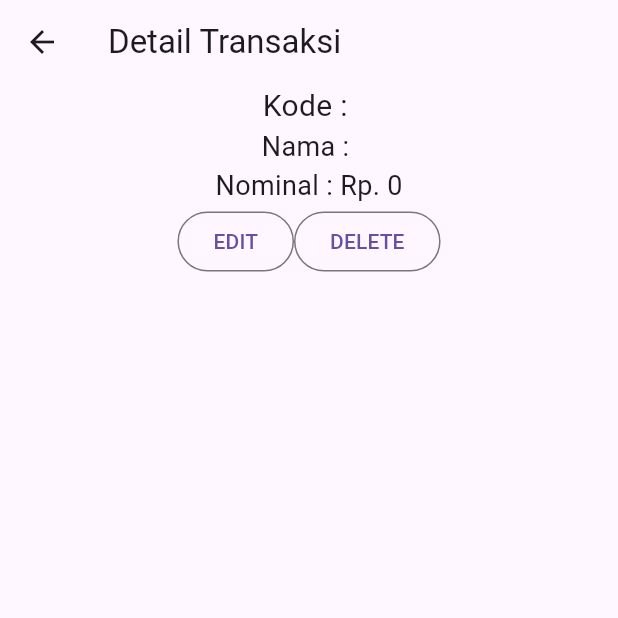
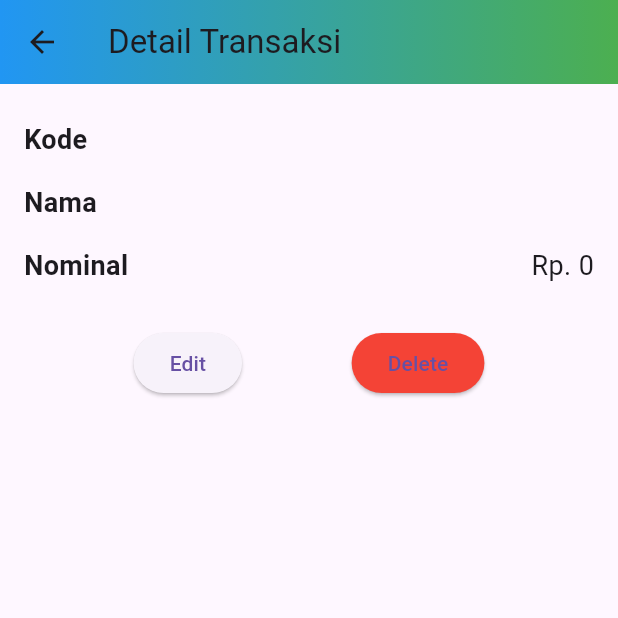
Before and after one commit to raffzhm/kasku, a Flutter app: the TransaksiDetail screen opened directly with empty values, on a phone screen of 412 x 824 dp, the top half of it. Run offline on Flutter 3.47's test engine with Material 3 defaults, Android fonts, the phone set to English and light mode, and no system bars; our stand-ins replace shared_preferences; accounts and stored records are empty.

Commit message:
update fix func

```diff
--- a/lib/ui/transaksi_detail.dart
+++ b/lib/ui/transaksi_detail.dart
@@ -6,104 +6,131 @@ import 'package:keuanganpribadi/ui/transaksi_page.dart';
 import 'package:keuanganpribadi/widget/warning_dialog.dart';
 
 class TransaksiDetail extends StatefulWidget {
-  Transaksi?  transaksi;
+  final Transaksi? transaksi;
 
   TransaksiDetail({Key? key, this.transaksi}) : super(key: key);
 
   @override
   _TransaksiDetailState createState() => _TransaksiDetailState();
-
 }
 
 class _TransaksiDetailState extends State<TransaksiDetail> {
-
   @override
   Widget build(BuildContext context) {
     return Scaffold(
       appBar: AppBar(
         title: const Text('Detail Transaksi'),
+        flexibleSpace: Container(
+          decoration: BoxDecoration(
+            gradient: LinearGradient(
+              begin: Alignment.centerLeft,
+              end: Alignment.centerRight,
+              colors: [
+                Colors.blue,
+                Colors.green,
+              ],
             ),
-      body: Center(
+          ),
+        ),
+      ),
+      body: Padding(
+        padding: const EdgeInsets.all(16.0),
         child: Column(
+          crossAxisAlignment: CrossAxisAlignment.start,
           children: [
-            Text(
-              "Kode : ${widget.transaksi!.kodeTransaksi}",
-              style: const TextStyle(fontSize: 20.0),
+            _buildDetailRow("Kode", widget.transaksi!.kodeTransaksi ?? ""),
+            _buildDetailRow("Nama", widget.transaksi!.namaTransaksi ?? ""),
+            _buildDetailRow(
+              "Nominal",
+              "Rp. ${widget.transaksi!.nominalTransaksi.toString()}",
             ),
-            Text(
-              "Nama : ${widget.transaksi!.namaTransaksi}",
-              style: const TextStyle(fontSize: 18.0),
-            ),
-            Text(
-              "Nominal : Rp. ${widget.transaksi!.nominalTransaksi.toString()}",
-              style: const TextStyle(fontSize: 18.0),
-            ),
-            _tombolHapusEdit()
+            const SizedBox(height: 20),
+            _buildActionButtons(),
           ],
         ),
       ),
     );
   }
 
-  Widget _tombolHapusEdit() {
+
+  Widget _buildDetailRow(String label, String value) {
+    return Padding(
+      padding: const EdgeInsets.symmetric(vertical: 8.0),
+      child: Row(
+        mainAxisAlignment: MainAxisAlignment.spaceBetween,
+        children: [
+          Text(
+            label,
+            style: const TextStyle(fontSize: 18.0, fontWeight: FontWeight.bold),
+          ),
+          Text(
+            value,
+            style: const TextStyle(fontSize: 18.0),
+          ),
+        ],
+      ),
+    );
+  }
+
+  Widget _buildActionButtons() {
     return Row(
-      mainAxisSize: MainAxisSize.min,
+      mainAxisAlignment: MainAxisAlignment.spaceEvenly,
       children: [
-        //Tombol Edit
-        OutlinedButton(
-            child: const Text("EDIT"),
+        ElevatedButton(
           onPressed: () {
             Navigator.push(
               context,
               MaterialPageRoute(
                 builder: (context) => TransaksiForm(
                   transaksi: widget.transaksi,
-                      )));
-            }),
-        //Tombol Hapus
-        OutlinedButton(
-            child: const Text("DELETE"), onPressed: () => confirmHapus()),
+                ),
+              ),
+            );
+          },
+          child: const Text("Edit"),
+        ),
+        ElevatedButton(
+          onPressed: () => _showDeleteConfirmationDialog(),
+          style: ElevatedButton.styleFrom(primary: Colors.red),
+          child: const Text("Delete"),
+        ),
       ],
     );
   }
 
-  void confirmHapus() {
-    AlertDialog alertDialog = AlertDialog(
+  void _showDeleteConfirmationDialog() {
+    showDialog(
+      context: context,
+      builder: (context) => AlertDialog(
         content: const Text("Yakin ingin menghapus data ini?"),
         actions: [
-        //tombol hapus
-        OutlinedButton(
-          child: const Text("Ya"),
+          ElevatedButton(
             onPressed: () {
               int transaksiId = widget.transaksi!.id!;
               hapus(transaksiId);
               Navigator.pop(context);
             },
+            child: const Text("Ya"),
+            style: ElevatedButton.styleFrom(primary: Colors.red),
           ),
-        //tombol batal
-        OutlinedButton(
+          ElevatedButton(
+            onPressed: () => Navigator.pop(context),
             child: const Text("Batal"),
-          onPressed: () => Navigator.pop(context),
-        )
+          ),
         ],
+      ),
     );
-
-
-    showDialog(builder: (context) => alertDialog, context: context);
   }
 
-  hapus(int id) {
+  void hapus(int id) {
     TransaksiBloc.deleteTransaksi(id: id).then((bool success) {
-
       if (success) {
-        // Jika penghapusan berhasil, bisa tambahkan logika atau tindakan lainnya
-        print("Transaksi berhasil dihapus");
-
-        // Contoh: Navigasi ke halaman lain setelah penghapusan
-        Navigator.of(context).push(MaterialPageRoute(
-            builder: (BuildContext context) => const TransaksiPage()));
+        Navigator.of(context).push(
+          MaterialPageRoute(
+            builder: (BuildContext context) => const TransaksiPage(),
+          ),
+        );
       } else {
-        // Jika penghapusan gagal, tampilkan pesan kesalahan
         showDialog(
           context: context,
           builder: (BuildContext context) => const WarningDialog(
@@ -113,5 +140,4 @@ class _TransaksiDetailState extends State<TransaksiDetail> {
       }
     });
   }
-
 }
```
Also changed, not shown: lib/bloc/transaksi_bloc.dart (+6 -2 lines), lib/ui/transaksi_form.dart (+7 -6 lines), lib/ui/transaksi_page.dart (+30 -8 lines). Lines whose indentation alone changed are shown as unchanged.
